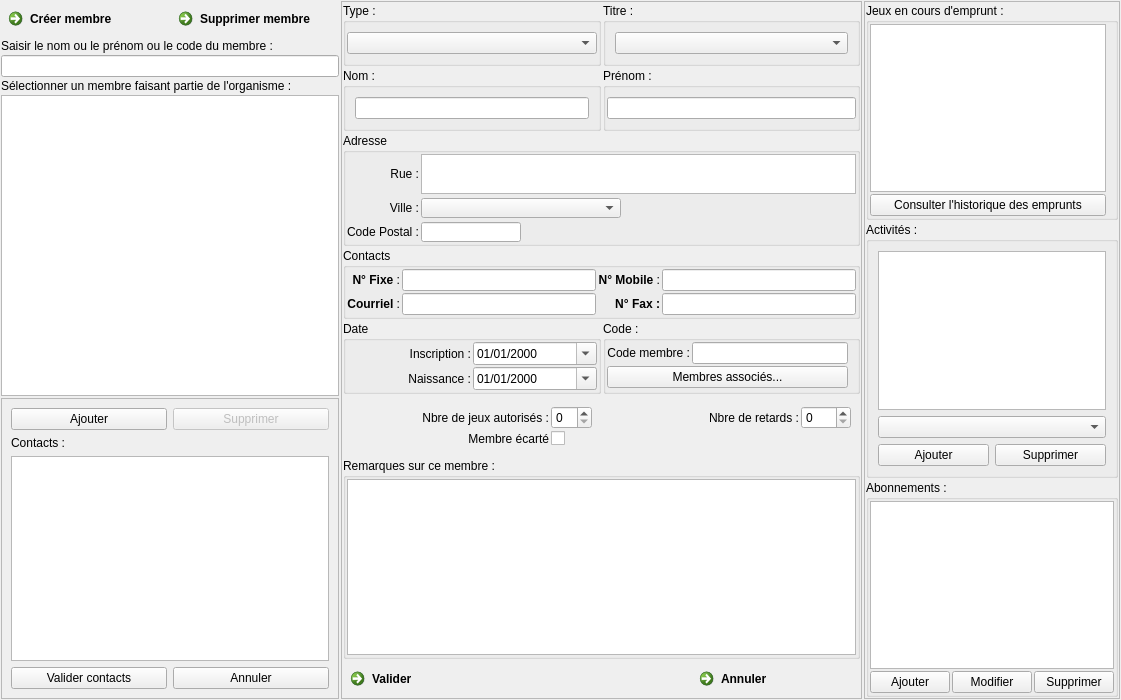
nivhg/ludopen, file f_membres.ui: the form before one commit.
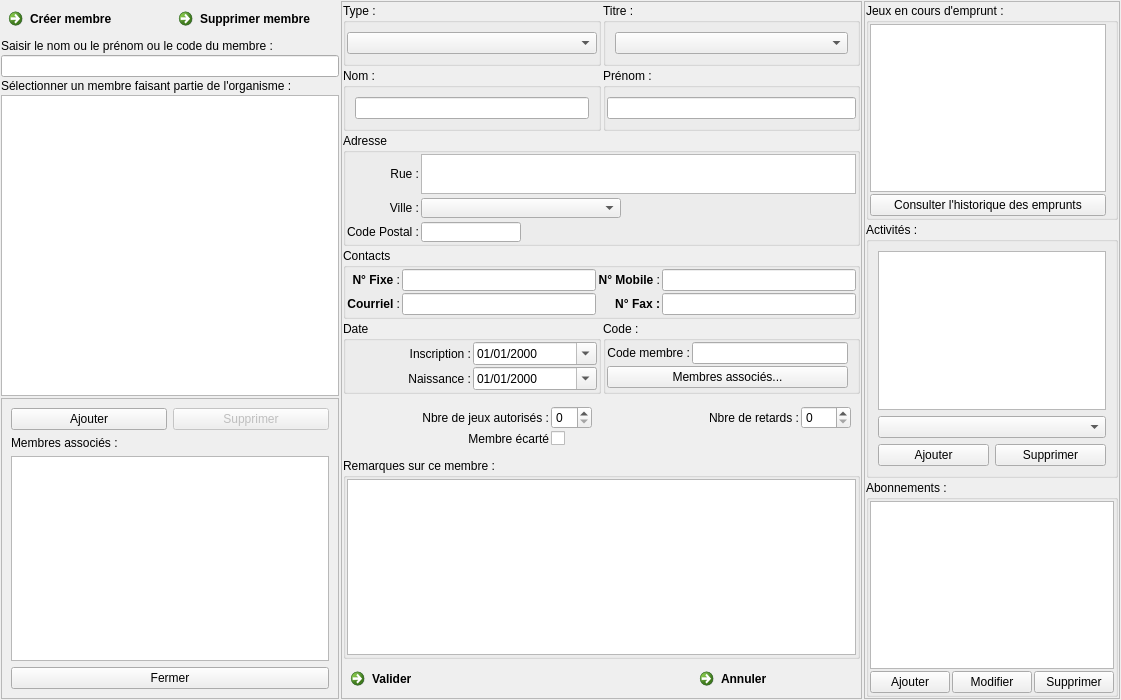
The form after the commit. Icons and pictures are not drawn.

The edit to the form file:
```diff
--- a/f_membres.ui
+++ b/f_membres.ui
@@ -2676,29 +2676,14 @@
         <item row="1" column="0">
          <widget class="QLabel" name="Lb_Associes_2">
           <property name="text">
-           <string>Contacts :</string>
+           <string>Membres associés :</string>
           </property>
          </widget>
         </item>
-        <item row="3" column="0">
+        <item row="3" column="0" colspan="2">
          <widget class="QPushButton" name="Bt_ValiderAssocies">
           <property name="text">
-           <string>Valider contacts</string>
-          </property>
-          <property name="icon">
-           <iconset resource="ImagesIcones.qrc">
-            <normaloff>:/Valider.png</normaloff>:/Valider.png</iconset>
-          </property>
-         </widget>
-        </item>
-        <item row="3" column="1">
-         <widget class="QPushButton" name="Bt_AnnulerAssocies">
-          <property name="text">
-           <string>Annuler</string>
-          </property>
-          <property name="icon">
-           <iconset resource="ImagesIcones.qrc">
-            <normaloff>:/Annuler.png</normaloff>:/Annuler.png</iconset>
+           <string>Fermer</string>
           </property>
          </widget>
         </item>
```
